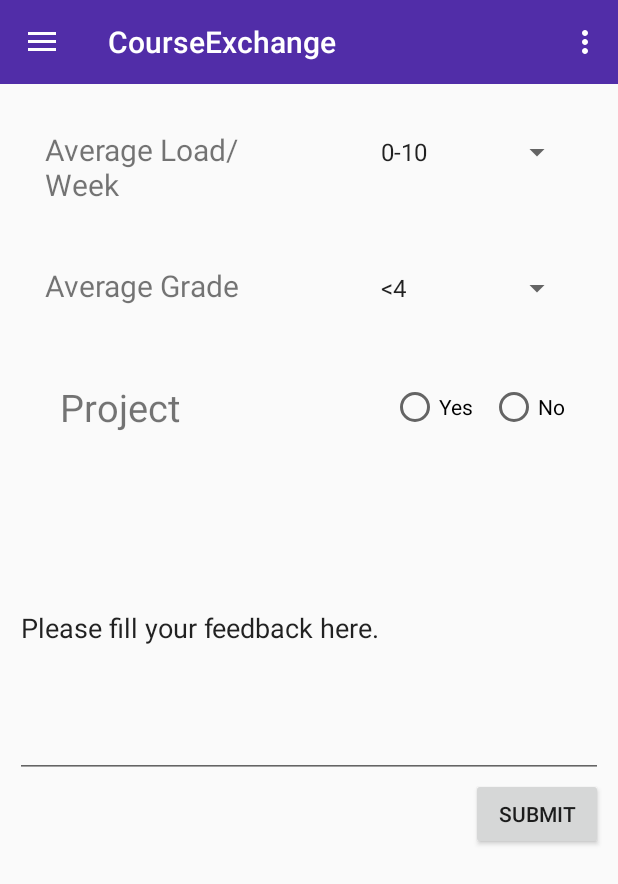
After one commit to ShivamThukral/CourseExchange, an Android app: the fragment FeedbackFragment placed in its activity, on a phone screen of 412 x 824 dp. The commit adds this screen. Shown: the top 884 px of the screen. Run offline under Robolectric (Android 15) with nearby library versions, the phone set to English and light mode, and no system bars.

Commit message:
Feedback

```diff
--- a/app/build.gradle
+++ b/app/build.gradle
@@ -21,7 +21,8 @@
 
 dependencies {
     compile fileTree(dir: 'libs', include: ['*.jar'])
-    compile 'com.android.support:appcompat-v7:23.1.0'
-    compile 'com.android.support:design:23.1.0'
+    compile 'com.android.support:appcompat-v7:23.1.1'
+    compile 'com.android.support:design:23.1.1'
     compile 'de.hdodenhof:circleimageview:1.2.1'
+    compile 'com.android.support:support-v4:23.1.1'
 }
--- a/app/src/main/java/com/example/student/courseexchange/BlankFragment.java
+++ b/app/src/main/java/com/example/student/courseexchange/BlankFragment.java
@@ -30,7 +30,7 @@
     }
 }
 
- class ListViewDemoAdapter extends ArrayAdapter<ListViewItem> {
+class ListViewDemoAdapter extends ArrayAdapter<ListViewItem> {
 
     public ListViewDemoAdapter(Context context, List<ListViewItem> items) {
         super(context, R.layout.listview_item, items);
--- a/app/src/main/java/com/example/student/courseexchange/CourseFeedFragment.java
+++ b/app/src/main/java/com/example/student/courseexchange/CourseFeedFragment.java
@@ -10,20 +10,11 @@
 
 
 public class CourseFeedFragment extends Fragment {
-    public static CourseFeedFragment newInstance() {
-        CourseFeedFragment fragment = new CourseFeedFragment();
+
+
+    public static AllCoursesFragment newInstance() {
+        AllCoursesFragment fragment = new AllCoursesFragment();
         return fragment;
-    }
-
-    @Override
-    public void onActivityCreated(Bundle savedInstanceState) {
-        super.onActivityCreated(savedInstanceState);
-        /*on click listeners*/
-    }
-
-    @Override
-    public void onStart() {
-        super.onStart();
     }
 
     public CourseFeedFragment() {
@@ -33,15 +24,29 @@
     @Override
     public void onCreate(Bundle savedInstanceState) {
         super.onCreate(savedInstanceState);
+
+    }
+    @Override
+    public void onActivityCreated(Bundle savedInstanceState) {
+        super.onActivityCreated(savedInstanceState);
+        /*on click listeners*/
+    }
+    @Override
+    public void onStart() {
+        super.onStart();
     }
 
     @Override
     public View onCreateView(LayoutInflater inflater, ViewGroup container,
                              Bundle savedInstanceState) {
         // Inflate the layout for this fragment
-        return inflater.inflate(R.layout.fragment_course_feed, container, false);
+        return inflater.inflate(R.layout.fragment_all_courses, container, false);
     }
 
+    // TODO: Rename method, update argument and hook method into UI event
+    public void onButtonPressed(Uri uri) {
+
+    }
 
     @Override
     public void onAttach(Activity activity) {
@@ -52,6 +57,7 @@
     @Override
     public void onDetach() {
         super.onDetach();
+
     }
 
 
--- /dev/null
+++ b/app/src/main/java/com/example/student/courseexchange/FeedbackFragment.java
@@ -0,0 +1,82 @@
+package com.example.student.courseexchange;
+
+import android.content.Context;
+import android.os.Bundle;
+import android.support.v4.app.Fragment;
+import android.view.LayoutInflater;
+import android.view.View;
+import android.view.ViewGroup;
+import android.widget.ArrayAdapter;
+import android.widget.Spinner;
+
+import java.util.ArrayList;
+import java.util.List;
+
+
+public class FeedbackFragment extends Fragment {
+    public FeedbackFragment() {
+        // Required empty public constructor
+    }
+
+    public static FeedbackFragment newInstance() {
+        FeedbackFragment fragment = new FeedbackFragment();
+        return fragment;
+    }
+
+    @Override
+    public void onCreate(Bundle savedInstanceState) {
+        super.onCreate(savedInstanceState);
+    }
+
+    @Override
+    public View onCreateView(LayoutInflater inflater, ViewGroup container,
+                             Bundle savedInstanceState) {
+        // Inflate the layout for this fragment
+        final View rootView = inflater.inflate(R.layout.fragment_feedback, container, false);
+
+        //Populate the spinner in the fragment
+        Spinner loadSpinner = (Spinner) rootView.findViewById(R.id.loadSpinner);
+
+        List<String> loadCategories = new ArrayList<String>();
+        loadCategories.add("0-10");
+        loadCategories.add("10-20");
+        loadCategories.add("20-30");
+        loadCategories.add("30-40");
+        loadCategories.add("40-50");
+        loadCategories.add("50-60");
+        loadCategories.add("60-70");
+        loadCategories.add("70-80");
+
+        ArrayAdapter<String> loadDataAdapter = new ArrayAdapter<String>(this.getContext(), android.R.layout.simple_spinner_item, loadCategories);
+        loadDataAdapter.setDropDownViewResource(android.R.layout.simple_spinner_item);
+        loadSpinner.setAdapter(loadDataAdapter);
+
+        Spinner gradeSpinner = (Spinner) rootView.findViewById(R.id.avGradeSpinner);
+
+        List<String> gradeCategories = new ArrayList<String>();
+        gradeCategories.add("<4");
+        gradeCategories.add("5");
+        gradeCategories.add("6");
+        gradeCategories.add("7");
+        gradeCategories.add("8");
+        gradeCategories.add("9");
+        gradeCategories.add("10");
+
+        ArrayAdapter<String> gradeDataAdapter = new ArrayAdapter<String>(this.getContext(), android.R.layout.simple_spinner_item, gradeCategories);
+        gradeDataAdapter.setDropDownViewResource(android.R.layout.simple_spinner_item);
+        gradeSpinner.setAdapter(gradeDataAdapter);
+
+        return rootView;
+
+    }
+
+    @Override
+    public void onAttach(Context context) {
+        super.onAttach(context);
+    }
+
+    @Override
+    public void onDetach() {
+        super.onDetach();
+    }
+}
--- a/app/src/main/java/com/example/student/courseexchange/MainActivity.java
+++ b/app/src/main/java/com/example/student/courseexchange/MainActivity.java
@@ -15,6 +15,7 @@
 import android.view.MenuItem;
 import android.support.v4.widget.DrawerLayout;
 import android.widget.TextView;
+
 
 public class MainActivity extends AppCompatActivity
          {
@@ -164,6 +165,9 @@
                      case R.id.nav_discover:
                          fragment = DiscoverFragment.newInstance();
                          break;
+                     case R.id.nav_feedback:
+                         fragment = FeedbackFragment.newInstance();
+                         break;
                      case R.id.nav_Streams:
                          fragment = StreamsFragment.newInstance();
                         // fragment = new BlankFragment();
--- /dev/null
+++ b/app/src/main/res/layout/fragment_feedback.xml
@@ -0,0 +1,99 @@
+<LinearLayout xmlns:android="http://schemas.android.com/apk/res/android"
+    xmlns:tools="http://schemas.android.com/tools"
+    android:layout_width="match_parent"
+    android:layout_height="wrap_content"
+    tools:context=".FeedbackFragment"
+    android:orientation="vertical"
+    android:padding="10dp">
+
+    <LinearLayout
+        android:layout_width="match_parent"
+        android:layout_height="wrap_content">
+
+        <TextView
+            android:layout_width="wrap_content"
+            android:layout_height="wrap_content"
+            android:minWidth="200dp"
+            android:text="Average Load/Week"
+            android:textSize="20dp"
+            android:layout_margin="20dp"
+            android:layout_weight="1" />
+        <Spinner
+            android:id="@+id/loadSpinner"
+            android:layout_width="fill_parent"
+            android:layout_height="wrap_content"
+            android:prompt="@string/loadText"
+            android:layout_margin="20dp"
+            android:layout_weight="9"/>
+
+    </LinearLayout>
+
+    <LinearLayout
+        android:layout_width="match_parent"
+        android:layout_height="wrap_content">
+
+        <TextView
+            android:layout_width="wrap_content"
+            android:layout_height="wrap_content"
+            android:minWidth="200dp"
+            android:text="Average Grade"
+            android:textSize="20dp"
+            android:layout_margin="20dp"
+            android:layout_weight="1" />
+        <Spinner
+            android:id="@+id/avGradeSpinner"
+            android:layout_width="fill_parent"
+            android:layout_height="wrap_content"
+            android:prompt="@string/gradeText"
+            android:layout_margin="20dp"
+            android:layout_weight="9"/>
+
+    </LinearLayout>
+
+    <LinearLayout
+        android:layout_width="match_parent"
+        android:layout_height="wrap_content"
+        android:layout_margin="20dp">
+
+        <TextView
+            android:layout_width="wrap_content"
+            android:layout_height="wrap_content"
+            android:text="Project"
+            android:layout_weight="2"
+            android:textSize="25dp"
+            android:layout_margin="10dp" />
+
+        <RadioButton
+            android:layout_width="wrap_content"
+            android:layout_height="wrap_content"
+            android:text="Yes"
+            android:id="@+id/yesProjectButton"
+            android:layout_gravity="center"
+            android:layout_margin="5dp" />
+
+        <RadioButton
+            android:layout_width="wrap_content"
+            android:layout_height="wrap_content"
+            android:text="No"
+            android:id="@+id/noProjectButton"
+            android:layout_gravity="center"
+            android:layout_margin="5dp" />
+
+    </LinearLayout>
+
+    <EditText
+        android:layout_width="match_parent"
+        android:layout_height="wrap_content"
+        android:minHeight="200dp"
+        android:text="Please fill your feedback here."
+        android:id="@+id/feedbackEditText"/>
+
+    <Button
+        android:layout_width="wrap_content"
+        android:layout_height="wrap_content"
+        android:text="Submit"
+        android:id="@+id/feedbackSubmitButton"
+        android:layout_gravity="right" />
+
+
+</LinearLayout>
--- a/app/src/main/res/menu/drawer_view.xml
+++ b/app/src/main/res/menu/drawer_view.xml
@@ -23,6 +23,11 @@
             android:checked="false"
             android:title="@string/menu_discover" />
         <item
+            android:id="@+id/nav_feedback"
+            android:icon="@drawable/ic_lightbulb_outline_black_24dp"
+            android:checked="false"
+            android:title="@string/menu_feedback" />
+        <item
             android:id="@+id/nav_Streams"
             android:icon="@drawable/ic_view_stream_black_24dp"
             android:checked="false"
--- a/app/src/main/res/values/strings.xml
+++ b/app/src/main/res/values/strings.xml
@@ -37,10 +37,11 @@
     <string name="menu_all_courses">All Courses</string>
     <string name="menu_discover">Discover</string>
     <string name="menu_streams">Streams</string>
+    <string name="menu_feedback">Feedback</string>
     <string name="menu_Help">Help</string>
     <string name="menu_AboutUs">About Us</string>
 
-<!-- TODO: Remove or change this placeholder text -->
+    <!-- TODO: Remove or change this placeholder text -->
     <string name="hello_blank_fragment">Hello blank fragment</string>
     <string name="stream_fragment">Hello Stream Fragment</string>
     <string name="course_feed_fragment">Hello Course Feed Fragment</string>
@@ -49,9 +50,6 @@
     <string name="my_courses_fragment">Hello My Courses Fragment</string>
     <string name="about_us_fragment">Hello About us Fragment</string>
     <string name="help_fragment">Hello Help Fragment</string>
-
-
-
 
 
     <!-- Hamburger Animation -->
@@ -68,8 +66,8 @@
 
     <string name="icon_content_description">Sample Icon</string>
 
-
-
+    <string name="loadText">Average Load Hrs/Week</string>
+    <string name="gradeText">Average Grade</string>
 
 
 </resources>
```
Also changed, not shown: 1 other file.
